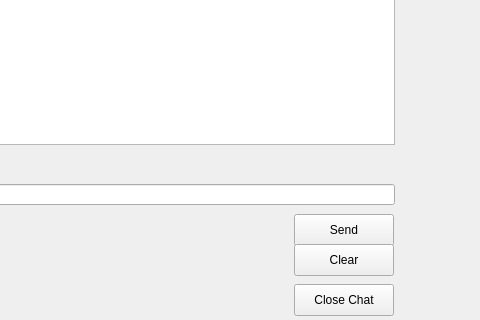
Before: the Qt Designer form chat.ui in hanaemadeldin-cell/CS2-lab-project-repository-, drawn with Qt 5; both pictures show x 286 to 766 and y 236 to 556 of the 766 by 556 pixel window.
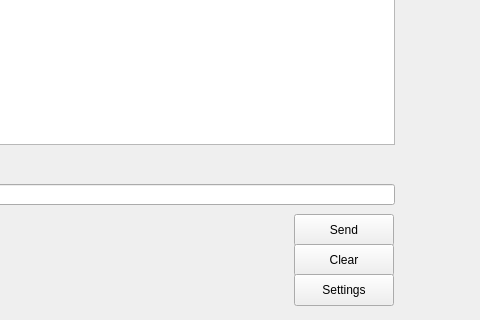
After: the same form once the commit is applied.

Commit message: Add settings window feature

```diff
--- a/chat.ui
+++ b/chat.ui
@@ -79,13 +79,13 @@
    <property name="geometry">
     <rect>
      <x>580</x>
-     <y>520</y>
+     <y>510</y>
      <width>100</width>
      <height>32</height>
     </rect>
    </property>
    <property name="text">
-    <string>Close Chat</string>
+    <string>Settings</string>
    </property>
   </widget>
  </widget>
```
Left out of the diff: 2 changed lines with no effect on the pictures. The commit also changes 10 other files.
